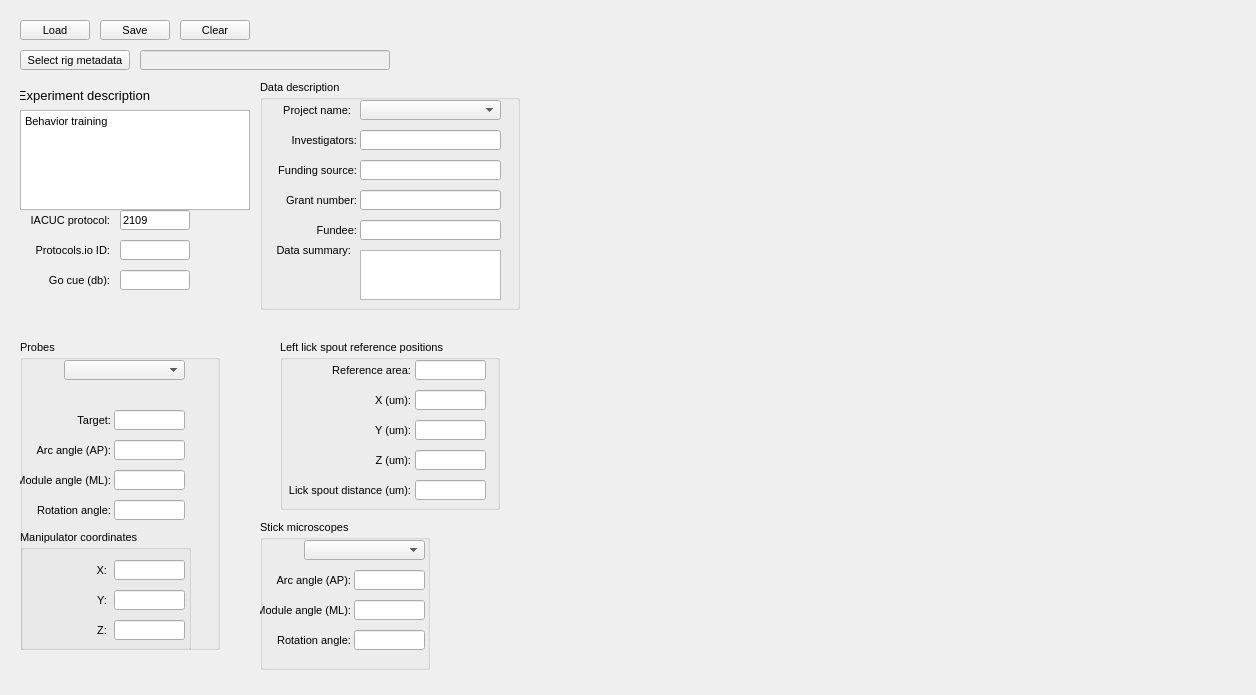
AllenNeuralDynamics/dynamic-foraging-task, file src/foraging_gui/MetaData.ui: the form before one commit.
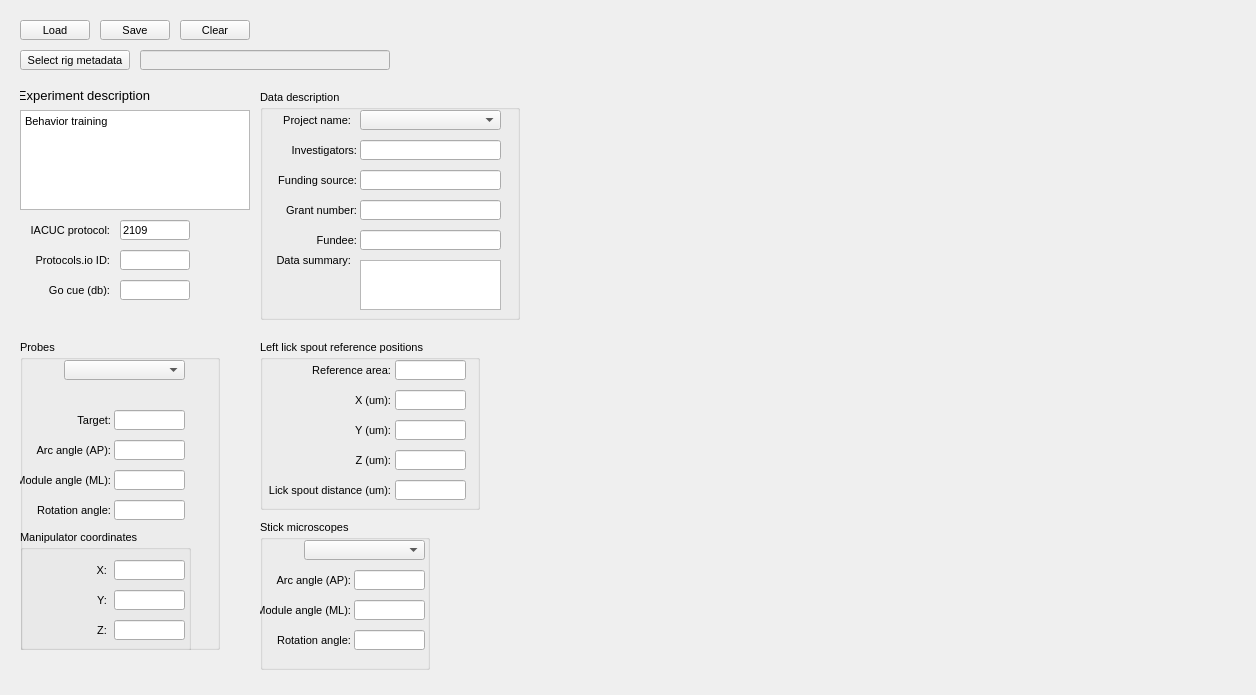
The form after the commit.

Diff of the .ui file:
```diff
--- a/src/foraging_gui/MetaData.ui
+++ b/src/foraging_gui/MetaData.ui
@@ -144,7 +144,7 @@
    <property name="geometry">
     <rect>
      <x>20</x>
-     <y>210</y>
+     <y>220</y>
      <width>90</width>
      <height>20</height>
     </rect>
@@ -169,7 +169,7 @@
    <property name="geometry">
     <rect>
      <x>120</x>
-     <y>210</y>
+     <y>220</y>
      <width>70</width>
      <height>20</height>
     </rect>
@@ -188,7 +188,7 @@
    <property name="geometry">
     <rect>
      <x>20</x>
-     <y>240</y>
+     <y>250</y>
      <width>90</width>
      <height>20</height>
     </rect>
@@ -213,7 +213,7 @@
    <property name="geometry">
     <rect>
      <x>120</x>
-     <y>240</y>
+     <y>250</y>
      <width>70</width>
      <height>20</height>
     </rect>
@@ -867,7 +867,7 @@
    <property name="geometry">
     <rect>
      <x>260</x>
-     <y>80</y>
+     <y>90</y>
      <width>260</width>
      <height>230</height>
     </rect>
@@ -1166,7 +1166,7 @@
    <property name="geometry">
     <rect>
      <x>20</x>
-     <y>270</y>
+     <y>280</y>
      <width>90</width>
      <height>20</height>
     </rect>
@@ -1191,7 +1191,7 @@
    <property name="geometry">
     <rect>
      <x>120</x>
-     <y>270</y>
+     <y>280</y>
      <width>70</width>
      <height>20</height>
     </rect>
@@ -1209,7 +1209,7 @@
   <widget class="QGroupBox" name="groupBox">
    <property name="geometry">
     <rect>
-     <x>280</x>
+     <x>260</x>
      <y>340</y>
      <width>220</width>
      <height>170</height>
```
